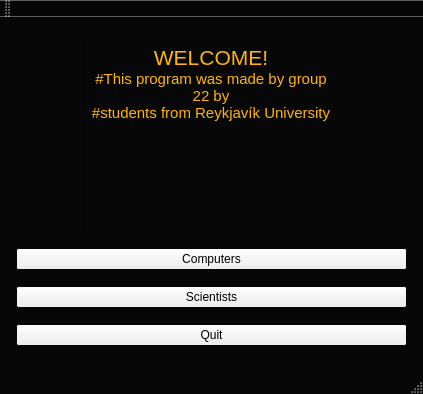
First picture: the form in mainwindow.ui, repository stefanv15/verklegtNamskeid_skil3, before the edit.
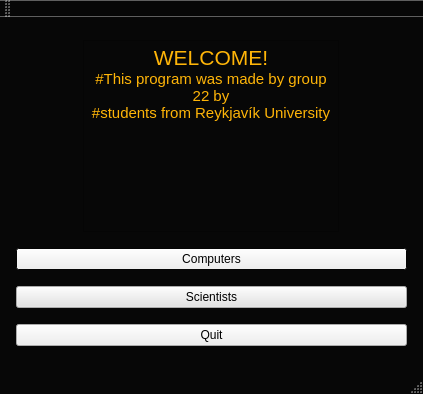
Second picture: the form after the edit.

What changed in the file:
```diff
--- a/mainwindow.ui
+++ b/mainwindow.ui
@@ -40,6 +40,24 @@
        </color>
       </brush>
      </colorrole>
+     <colorrole role="Highlight">
+      <brush brushstyle="SolidPattern">
+       <color alpha="255">
+        <red>255</red>
+        <green>170</green>
+        <blue>0</blue>
+       </color>
+      </brush>
+     </colorrole>
+     <colorrole role="Link">
+      <brush brushstyle="SolidPattern">
+       <color alpha="255">
+        <red>255</red>
+        <green>170</green>
+        <blue>0</blue>
+       </color>
+      </brush>
+     </colorrole>
     </active>
     <inactive>
      <colorrole role="BrightText">
@@ -69,6 +87,24 @@
        </color>
       </brush>
      </colorrole>
+     <colorrole role="Highlight">
+      <brush brushstyle="SolidPattern">
+       <color alpha="255">
+        <red>255</red>
+        <green>170</green>
+        <blue>0</blue>
+       </color>
+      </brush>
+     </colorrole>
+     <colorrole role="Link">
+      <brush brushstyle="SolidPattern">
+       <color alpha="255">
+        <red>255</red>
+        <green>170</green>
+        <blue>0</blue>
+       </color>
+      </brush>
+     </colorrole>
     </inactive>
     <disabled>
      <colorrole role="BrightText">
@@ -98,6 +134,24 @@
        </color>
       </brush>
      </colorrole>
+     <colorrole role="Highlight">
+      <brush brushstyle="SolidPattern">
+       <color alpha="255">
+        <red>51</red>
+        <green>153</green>
+        <blue>255</blue>
+       </color>
+      </brush>
+     </colorrole>
+     <colorrole role="Link">
+      <brush brushstyle="SolidPattern">
+       <color alpha="255">
+        <red>255</red>
+        <green>170</green>
+        <blue>0</blue>
+       </color>
+      </brush>
+     </colorrole>
     </disabled>
    </palette>
   </property>
@@ -403,13 +457,105 @@
       </item>
       <item>
        <widget class="QPushButton" name="scientists_button">
+        <property name="palette">
+         <palette>
+          <active>
+           <colorrole role="Button">
+            <brush brushstyle="SolidPattern">
+             <color alpha="255">
+              <red>227</red>
+              <green>227</green>
+              <blue>227</blue>
+             </color>
+            </brush>
+           </colorrole>
+           <colorrole role="Link">
+            <brush brushstyle="SolidPattern">
+             <color alpha="255">
+              <red>255</red>
+              <green>170</green>
+              <blue>0</blue>
+             </color>
+            </brush>
+           </colorrole>
+          </active>
+          <inactive>
+           <colorrole role="Button">
+            <brush brushstyle="SolidPattern">
+             <color alpha="255">
+              <red>227</red>
+              <green>227</green>
+              <blue>227</blue>
+             </color>
+            </brush>
+           </colorrole>
+           <colorrole role="Link">
+            <brush brushstyle="SolidPattern">
+             <color alpha="255">
+              <red>255</red>
+              <green>170</green>
+              <blue>0</blue>
+             </color>
+            </brush>
+           </colorrole>
+          </inactive>
+          <disabled>
+           <colorrole role="Button">
+            <brush brushstyle="SolidPattern">
+             <color alpha="255">
+              <red>227</red>
+              <green>227</green>
+              <blue>227</blue>
+             </color>
+            </brush>
+           </colorrole>
+           <colorrole role="Link">
+            <brush brushstyle="SolidPattern">
+             <color alpha="255">
+              <red>255</red>
+              <green>170</green>
+              <blue>0</blue>
+             </color>
+            </brush>
+           </colorrole>
+          </disabled>
+         </palette>
+        </property>
+        <property name="styleSheet">
+         <string notr="true">#MainWindow {
+background: #000000;
+}
+
+#mainFrame {
+border: 3px solid gray;
+border-radius: 40px;
+background: white;
+}
+
+
+
+QPushbutton{
+color: rgb(255, 170, 0);
+}</string>
+        </property>
         <property name="text">
          <string>Scientists</string>
         </property>
        </widget>
       </item>
       <item>
-       <widget class="QPushButton" name="Exit">
+       <widget class="QPushButton" name="Quit">
+        <property name="styleSheet">
+         <string notr="true">#QPushbutton
+{
+	color: rgb(255, 170, 0);
+	border: 3px solid gray;	
+	border-radius: 40px;
+	background: white;
+}
+
+</string>
+        </property>
         <property name="text">
          <string>Quit</string>
         </property>
```
Left out of the diff: 64 changed lines with no effect on the pictures.
